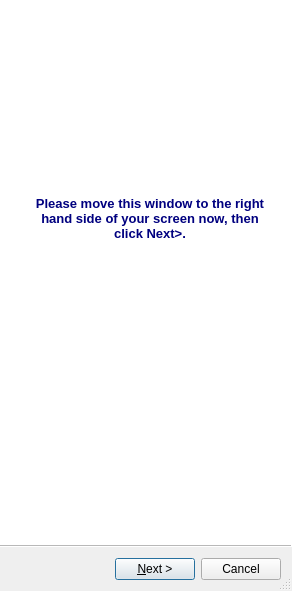
Old version of the form earthquakes_wizard.ui in the repository Charlotteg/QGISforSchools.
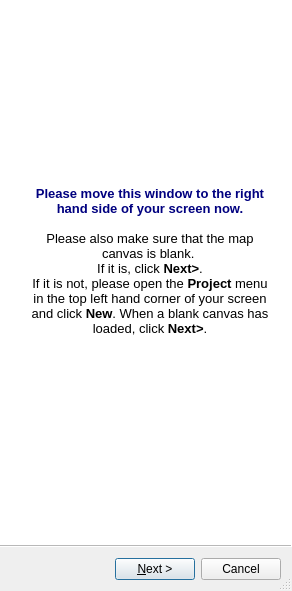
New version of the form.

Diff of the .ui file:
```diff
--- a/earthquakes_wizard.ui
+++ b/earthquakes_wizard.ui
@@ -30,9 +30,9 @@
     <property name="geometry">
      <rect>
       <x>20</x>
-      <y>190</y>
+      <y>180</y>
       <width>256</width>
-      <height>101</height>
+      <height>201</height>
      </rect>
     </property>
     <property name="frameShape">
@@ -46,7 +46,11 @@
 &lt;html&gt;&lt;head&gt;&lt;meta name=&quot;qrichtext&quot; content=&quot;1&quot; /&gt;&lt;style type=&quot;text/css&quot;&gt;
 p, li { white-space: pre-wrap; }
 &lt;/style&gt;&lt;/head&gt;&lt;body style=&quot; font-family:'MS Shell Dlg 2'; font-size:8.25pt; font-weight:400; font-style:normal;&quot;&gt;
-&lt;p align=&quot;center&quot; style=&quot; margin-top:0px; margin-bottom:0px; margin-left:0px; margin-right:0px; -qt-block-indent:0; text-indent:0px;&quot;&gt;&lt;span style=&quot; font-size:10pt; font-weight:600; color:#00007f;&quot;&gt;Please move this window to the right hand side of your screen now, then click Next&amp;gt;.&lt;/span&gt;&lt;/p&gt;&lt;/body&gt;&lt;/html&gt;</string>
+&lt;p align=&quot;center&quot; style=&quot; margin-top:0px; margin-bottom:0px; margin-left:0px; margin-right:0px; -qt-block-indent:0; text-indent:0px;&quot;&gt;&lt;span style=&quot; font-size:10pt; font-weight:600; color:#00007f;&quot;&gt;Please move this window to the right hand side of your screen now.&lt;/span&gt;&lt;/p&gt;
+&lt;p align=&quot;center&quot; style=&quot;-qt-paragraph-type:empty; margin-top:0px; margin-bottom:0px; margin-left:0px; margin-right:0px; -qt-block-indent:0; text-indent:0px; font-size:10pt; font-weight:600; color:#00007f;&quot;&gt;&lt;br /&gt;&lt;/p&gt;
+&lt;p align=&quot;center&quot; style=&quot; margin-top:0px; margin-bottom:0px; margin-left:0px; margin-right:0px; -qt-block-indent:0; text-indent:0px;&quot;&gt;&lt;span style=&quot; font-size:10pt; color:#000000;&quot;&gt;Please also make sure that the map canvas is blank. &lt;/span&gt;&lt;/p&gt;
+&lt;p align=&quot;center&quot; style=&quot; margin-top:0px; margin-bottom:0px; margin-left:0px; margin-right:0px; -qt-block-indent:0; text-indent:0px;&quot;&gt;&lt;span style=&quot; font-size:10pt; color:#000000;&quot;&gt;If it is, click &lt;/span&gt;&lt;span style=&quot; font-size:10pt; font-weight:600; color:#000000;&quot;&gt;Next&amp;gt;&lt;/span&gt;&lt;span style=&quot; font-size:10pt; color:#000000;&quot;&gt;.&lt;/span&gt;&lt;/p&gt;
+&lt;p align=&quot;center&quot; style=&quot; margin-top:0px; margin-bottom:0px; margin-left:0px; margin-right:0px; -qt-block-indent:0; text-indent:0px;&quot;&gt;&lt;span style=&quot; font-size:10pt; color:#000000;&quot;&gt;If it is not, please open the &lt;/span&gt;&lt;span style=&quot; font-size:10pt; font-weight:600; color:#000000;&quot;&gt;Project&lt;/span&gt;&lt;span style=&quot; font-size:10pt; color:#000000;&quot;&gt; menu in the top left hand corner of your screen and click &lt;/span&gt;&lt;span style=&quot; font-size:10pt; font-weight:600; color:#000000;&quot;&gt;New&lt;/span&gt;&lt;span style=&quot; font-size:10pt; color:#000000;&quot;&gt;. When a blank canvas has loaded, click &lt;/span&gt;&lt;span style=&quot; font-size:10pt; font-weight:600; color:#000000;&quot;&gt;Next&amp;gt;&lt;/span&gt;&lt;span style=&quot; font-size:10pt; color:#000000;&quot;&gt;.&lt;/span&gt;&lt;/p&gt;&lt;/body&gt;&lt;/html&gt;</string>
     </property>
    </widget>
   </widget>
```
Left out of the diff: 4 changed lines with no effect on the pictures.
